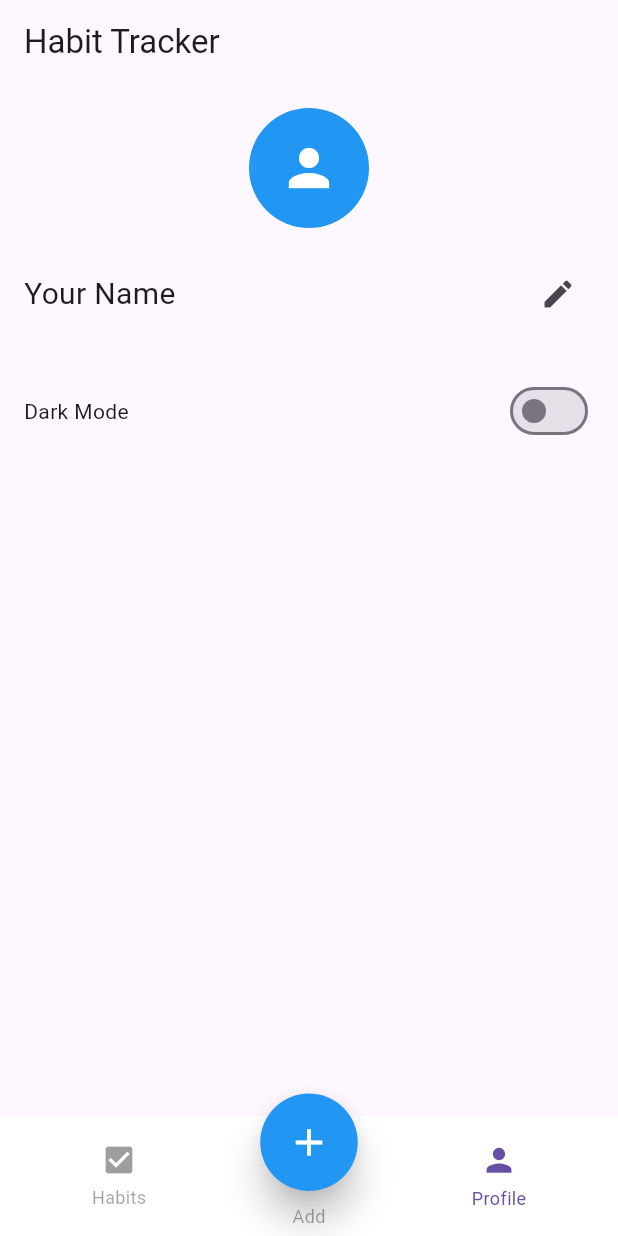
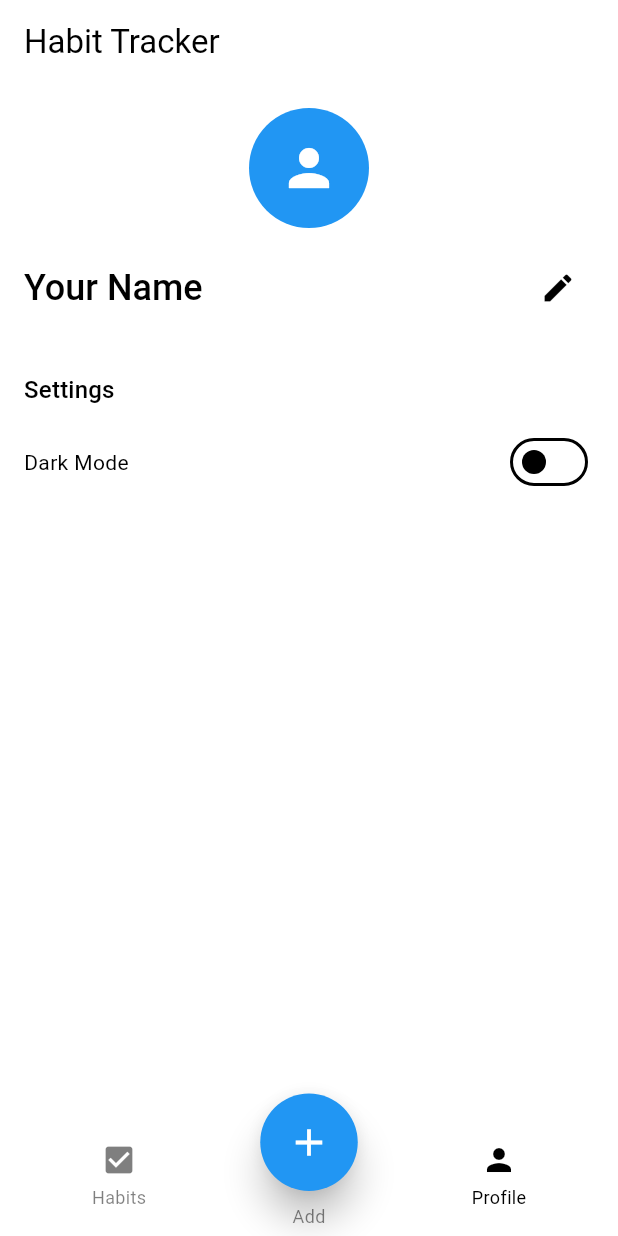
Before and after one commit to Maher-Hasan/HabitTrackerApp, a Flutter app: the screen it shows after launch, after a tap on "Profile", on a phone screen of 412 x 824 dp. Run offline on Flutter 3.47's test engine with Material 3 defaults, Android fonts, the phone set to English and light mode, and no system bars.

Commit message:
Enable Dark Theme Switch

```diff
--- a/lib/home_screen.dart
+++ b/lib/home_screen.dart
@@ -3,7 +3,14 @@ import 'add_habit_screen.dart';
 import 'profile_screen.dart';
 
 class HomeScreen extends StatefulWidget {
-  const HomeScreen({super.key});
+  final ThemeMode themeMode;
+  final void Function(bool isDarkMode) onToggleTheme;
+
+  const HomeScreen({
+    super.key,
+    required this.themeMode,
+    required this.onToggleTheme,
+  });
 
   @override
   State<HomeScreen> createState() => _HomeScreenState();
@@ -12,105 +19,35 @@ class HomeScreen extends StatefulWidget {
 class _HomeScreenState extends State<HomeScreen> {
   int _selectedIndex = 0;
 
+  @override
+  Widget build(BuildContext context) {
     final List<Widget> _screens = [
-    // This screen is for the main habit view
-    Center(
-      child: Text('Habit List'),
-    ), // You can later replace this with a proper screen
+      Center(child: Text('Habit List')),
       AddHabitScreen(),
-    ProfileScreen(),
+      ProfileScreen(
+        isDarkMode: widget.themeMode == ThemeMode.dark,
+        onThemeChanged: widget.onToggleTheme,
+      ),
     ];
 
-  @override
-  Widget build(BuildContext context) {
     return Scaffold(
       appBar: AppBar(title: Text('Habit Tracker')),
       body: SafeArea(child: _screens[_selectedIndex]),
       bottomNavigationBar: BottomAppBar(
-        color: Colors.white,
-        elevation: 0, // Optional: removes shadow
-        shape: null, // Remove notch shape
+        color: Theme.of(context).colorScheme.surfaceVariant,  // Ensure contrast
         child: SizedBox(
           height: 70,
           child: Row(
-            mainAxisAlignment: MainAxisAlignment.spaceEvenly, // Ensures symmetry
+            mainAxisAlignment: MainAxisAlignment.spaceEvenly,
             children: <Widget>[
-              // Habits Tab
-              Expanded(
-                child: Material(
-                  color: Colors.transparent,
-                  child: InkWell(
-                    borderRadius: BorderRadius.circular(30),
-                    splashColor: Colors.blue.withOpacity(0.2), // Subtle effect
-                    highlightColor: Colors.blue.withOpacity(0.1),
-                    onTap: () => setState(() => _selectedIndex = 0),
-                    child: Column(
-                      mainAxisAlignment: MainAxisAlignment.center,
-                      children: [
-                        Icon(
-                          Icons.check_box,
-                          color: _selectedIndex == 0
-                              ? Theme.of(context).colorScheme.primary
-                              : Theme.of(context).disabledColor,
-                        ),
-                        SizedBox(height: 4),
-                        Text(
-                          'Habits',
-                          style: TextStyle(
-                            fontSize: 12,
-                            color: _selectedIndex == 0
-                                ? Theme.of(context).colorScheme.primary
-                                : Theme.of(context).disabledColor,
-                          ),
-                        ),
+              _buildNavItem(Icons.check_box, 'Habits', 0),
+              Expanded(child: SizedBox()), // For spacing
+              _buildNavItem(Icons.person, 'Profile', 2),
             ],
           ),
         ),
       ),
-              ),
-              // Empty slot for center FAB
-              Expanded(child: SizedBox()),
-              // Profile Tab
-              Expanded(
-                child: Material(
-                  color: Colors.transparent,
-                  child: InkWell(
-                    borderRadius: BorderRadius.circular(30),
-                    splashColor: Colors.blue.withOpacity(0.2), // Subtle effect
-                    highlightColor: Colors.blue.withOpacity(0.1),
-                    onTap: () => setState(() => _selectedIndex = 2),
-                    child: Column(
-                      mainAxisAlignment: MainAxisAlignment.center,
-                      children: [
-                        Icon(
-                          Icons.person,
-                          size: 25,
-                          color: _selectedIndex == 2
-                              ? Theme.of(context).colorScheme.primary
-                              : Theme.of(context).disabledColor,
-                        ),
-                        SizedBox(height: 4),
-                        Text(
-                          'Profile',
-                          style: TextStyle(
-                            fontSize: 12,
-                            color: _selectedIndex == 2
-                                ? Theme.of(context).colorScheme.primary
-                                : Theme.of(context).disabledColor,
-                          ),
-                        ),
-                      ],
-                    ),
-                  ),
-                ),
-              ),
-            ],
-          ),
-        ),
-      ),
-      floatingActionButton: GestureDetector(
-        onTap: () => setState(() => _selectedIndex = 1), // Use direct setState for FAB tap
-        child: Stack(
+      floatingActionButton: Stack(
         alignment: Alignment.bottomCenter,
         children: [
           Positioned(
@@ -119,11 +56,9 @@ class _HomeScreenState extends State<HomeScreen> {
               height: 65,
               width: 65,
               child: FloatingActionButton(
-                  onPressed: null, // Disable default tap since GestureDetector is used
-                  backgroundColor: Colors.blue,
-                  shape: RoundedRectangleBorder(
-                    borderRadius: BorderRadius.circular(100),
-                  ),
+                onPressed: () => setState(() => _selectedIndex = 1),
+                backgroundColor: Colors.blue,  // Keep FAB color consistent with the theme
+                shape: CircleBorder(),
                 elevation: 10,
                 child: Icon(Icons.add, size: 30, color: Colors.white),
               ),
@@ -137,14 +72,57 @@ class _HomeScreenState extends State<HomeScreen> {
                 fontSize: 12,
                 color: _selectedIndex == 1
                           ? Theme.of(context).colorScheme.primary
-                      : Theme.of(context).disabledColor,
+                          : Theme.of(context,).colorScheme.onSurface.withOpacity(0.5),
               ),
             ),
           ),
         ],
       ),
-      ),
       floatingActionButtonLocation: FloatingActionButtonLocation.centerDocked,
     );
   }
+
+  Widget _buildNavItem(IconData icon, String label, int index) {
+    final isSelected = _selectedIndex == index;
+    return Expanded(
+      child: Material(
+        color: Colors.transparent,
+        child: InkWell(
+          borderRadius: BorderRadius.circular(30),
+          onTap: () => setState(() => _selectedIndex = index),
+          child: Column(
+            mainAxisAlignment: MainAxisAlignment.center,
+            children: [
+              Icon(
+                icon,
+                color: _getIconColor(isSelected),
+              ),
+              SizedBox(height: 4),
+              Text(
+                label,
+                style: TextStyle(
+                  fontSize: 12,
+                  color: _getTextColor(isSelected),
+                ),
+              ),
+            ],
+          ),
+        ),
+      ),
+    );
   }
+
+  // Helper function to get icon color based on selection
+  Color _getIconColor(bool isSelected) {
+    return isSelected
+        ? Theme.of(context).colorScheme.primary
+        : Theme.of(context).colorScheme.onSurface.withOpacity(0.5);
+  }
+
+  // Helper function to get text color based on selection
+  Color _getTextColor(bool isSelected) {
+    return isSelected
+        ? Theme.of(context).colorScheme.primary
+        : Theme.of(context).colorScheme.onSurface.withOpacity(0.5);
+  }
+}
--- a/lib/main.dart
+++ b/lib/main.dart
@@ -1,18 +1,47 @@
 import 'package:flutter/material.dart';
 import 'home_screen.dart';
-//import 'add_habit_screen.dart';
-//import 'profile_screen.dart';
 
-void main() => runApp(const MyApp());
+void main() => runApp(MyApp());
 
-class MyApp extends StatelessWidget {
+class MyApp extends StatefulWidget {
   const MyApp({super.key});
+
+  @override
+  State<MyApp> createState() => _MyAppState();
+}
+
+class _MyAppState extends State<MyApp> {
+  ThemeMode _themeMode = ThemeMode.light;
+
+  void _toggleTheme(bool darkModeOn) {
+    setState(() {
+      _themeMode = darkModeOn ? ThemeMode.dark : ThemeMode.light;
+    });
+  }
 
   @override
   Widget build(BuildContext context) {
     return MaterialApp(
       title: 'Habit Tracker',
-      home: HomeScreen(), // Navigation handled inside
+      theme: ThemeData(
+        brightness: Brightness.light,
+        colorScheme: ColorScheme.light(
+          primary: Colors.black, // Primary color for light mode
+          onSurface: Colors.black, // Text color for light mode (black)
+        ),
+      ),
+      darkTheme: ThemeData(
+        brightness: Brightness.dark,
+        colorScheme: ColorScheme.dark(
+          primary: Colors.white, // Primary color for dark mode
+          onSurface: Colors.white, // Text color for dark mode (white)
+        ),
+      ),
+      themeMode: _themeMode,
+      home: HomeScreen(
+        themeMode: _themeMode,
+        onToggleTheme: _toggleTheme,
+      ),
     );
   }
 }
--- a/lib/profile_screen.dart
+++ b/lib/profile_screen.dart
@@ -1,6 +1,15 @@
 import 'package:flutter/material.dart';
 
 class ProfileScreen extends StatefulWidget {
+  final bool isDarkMode;
+  final void Function(bool isDarkMode) onThemeChanged;
+
+  const ProfileScreen({
+    super.key,
+    required this.isDarkMode,
+    required this.onThemeChanged,
+  });
+
   @override
   State<ProfileScreen> createState() => _ProfileScreenState();
 }
@@ -9,8 +18,6 @@ class _ProfileScreenState extends State<ProfileScreen> {
   String _name = "Your Name";
   bool _isEditing = false;
   final _controller = TextEditingController();
-
-  bool _darkMode = false; // for the switch
 
   @override
   void initState() {
@@ -26,37 +33,51 @@ class _ProfileScreenState extends State<ProfileScreen> {
 
   void _saveName() {
     setState(() {
-      _name = _controller.text;
+      _name = _controller.text.trim().isEmpty ? _name : _controller.text;
       _isEditing = false;
     });
   }
 
   @override
   Widget build(BuildContext context) {
-    return Padding(
+    return SingleChildScrollView(
       padding: const EdgeInsets.all(16.0),
+      child: Center( // Centering the entire column
+        child: ConstrainedBox(
+          constraints: BoxConstraints(maxWidth: 600), // Optional constraint for max width
+          child: Column(
+            crossAxisAlignment: CrossAxisAlignment.start,
+            children: [
+              // Profile image and spacing
+              Center(
                 child: Column(
                   children: [
-          // Profile image (placeholder)
                     CircleAvatar(
                       radius: 40,
                       backgroundColor: Colors.blue,
                       child: Icon(Icons.person, size: 40, color: Colors.white),
                     ),
-          SizedBox(height: 20),
+                    const SizedBox(height: 16),
+                  ],
+                ),
+              ),
 
-          // Name and edit button
+              // Name section with edit button
               _isEditing
                   ? Row(
                       children: [
                         Expanded(
                           child: TextField(
                             controller: _controller,
-                        decoration: InputDecoration(labelText: 'Enter your name'),
+                            decoration: const InputDecoration(
+                              labelText: 'Enter your name',
+                              border: OutlineInputBorder(),
                             ),
                           ),
+                        ),
+                        const SizedBox(width: 8),
                         IconButton(
-                      icon: Icon(Icons.check),
+                          icon: const Icon(Icons.check),
                           onPressed: _saveName,
                         ),
                       ],
@@ -66,34 +87,39 @@ class _ProfileScreenState extends State<ProfileScreen> {
                       children: [
                         Text(
                           _name,
-                      style: TextStyle(fontSize: 20),
+                          style: Theme.of(context).textTheme.headlineSmall?.copyWith(
+                                fontWeight: FontWeight.w500,
+                              ),
                         ),
                         IconButton(
-                      icon: Icon(Icons.edit),
+                          icon: const Icon(Icons.edit),
                           onPressed: _toggleEditing,
                         ),
                       ],
                     ),
 
-          SizedBox(height: 30),
+              const SizedBox(height: 32),
 
-          // Dark mode toggle (just for practice)
+              // Settings section title
+              Text("Settings", style: Theme.of(context).textTheme.titleMedium),
+
+              const SizedBox(height: 12),
+
+              // Dark Mode toggle switch
               Row(
                 mainAxisAlignment: MainAxisAlignment.spaceBetween,
                 children: [
-              Text('Dark Mode'),
+                  const Text("Dark Mode"),
                   Switch(
-                value: _darkMode,
-                onChanged: (value) {
-                  setState(() {
-                    _darkMode = value;
-                  });
-                },
+                    value: widget.isDarkMode,
+                    onChanged: widget.onThemeChanged,
                   ),
                 ],
               ),
             ],
           ),
+        ),
+      ),
     );
   }
 }
```
Lines whose indentation alone changed are shown as unchanged.
